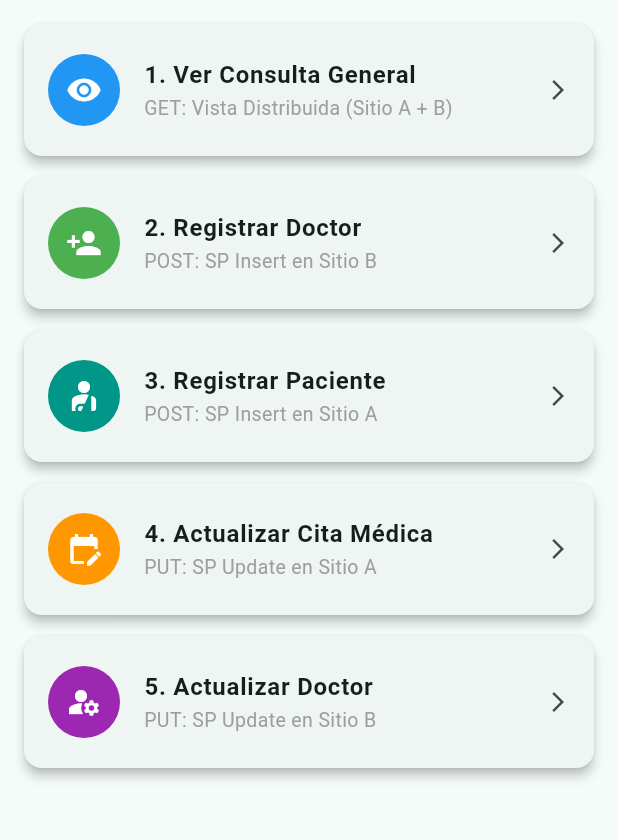
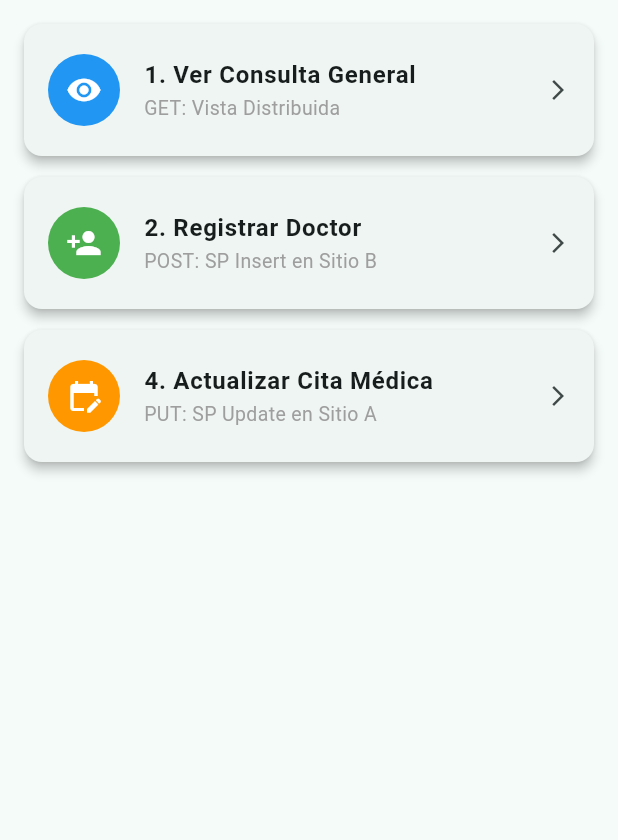
Before and after one commit to Itsuna18/App_02_Front, a Flutter app: the screen it shows after launch, on a phone screen of 412 x 824 dp, the part 84-924 px from its top. Run offline on Flutter 3.47's test engine with Material 3 defaults, Android fonts, the phone set to English and light mode, and no system bars.

Commit message:
Cambios en url y metodo update

```diff
--- a/lib/screens/home_screen.dart
+++ b/lib/screens/home_screen.dart
@@ -1,9 +1,9 @@
 import 'package:flutter/material.dart';
 import 'vista_consulta_screen.dart';
 import 'registrar_doctor_screen.dart';
-import 'registrar_paciente_screen.dart';
+//import 'registrar_paciente_screen.dart';
 import 'actualizar_cita_screen.dart';
-import 'actualizar_doctor_screen.dart';
+//import 'actualizar_doctor_screen.dart';
 
 class HomeScreen extends StatelessWidget {
   const HomeScreen({super.key});
@@ -23,7 +23,7 @@ class HomeScreen extends StatelessWidget {
           _buildCard(
             context,
             title: '1. Ver Consulta General',
-            subtitle: 'GET: Vista Distribuida (Sitio A + B)',
+            subtitle: 'GET: Vista Distribuida',
             icon: Icons.visibility,
             color: Colors.blue,
             screen: const VistaConsultaScreen(),
@@ -36,14 +36,14 @@ class HomeScreen extends StatelessWidget {
             color: Colors.green,
             screen: const RegistrarDoctorScreen(),
           ),
-          _buildCard(
+         /* _buildCard(
             context,
             title: '3. Registrar Paciente',
             subtitle: 'POST: SP Insert en Sitio A',
             icon: Icons.personal_injury,
             color: Colors.teal,
             screen: const RegistrarPacienteScreen(),
-          ),
+          ),*/
           _buildCard(
             context,
             title: '4. Actualizar Cita Médica',
@@ -52,14 +52,14 @@ class HomeScreen extends StatelessWidget {
             color: Colors.orange,
             screen: const ActualizarCitaScreen(),
           ),
-          _buildCard(
+         /* _buildCard(
             context,
             title: '5. Actualizar Doctor',
             subtitle: 'PUT: SP Update en Sitio B',
             icon: Icons.manage_accounts,
             color: Colors.purple,
             screen: const ActualizarDoctorScreen(),
-          ),
+          ),*/
         ],
       ),
     );
--- a/lib/services/api_service.dart
+++ b/lib/services/api_service.dart
@@ -3,7 +3,7 @@ import 'package:http/http.dart' as http;
 import '../models/consulta_model.dart';
 
 class ApiService {
-  static const String baseUrl = "http://localhost:5000/api/medicity/distribuida";
+  static const String baseUrl = "http://localhost:5086/api/medicity/distribuida";
 
   static Future<List<ConsultaGeneral>> getConsultaGeneral() async {
     final response = await http.get(Uri.parse('$baseUrl/view'));
@@ -47,13 +47,15 @@ class ApiService {
   }
 
 static Future<String> actualizarCita(int id, int idPaciente, int idDoctor, String fechaHora) async {
+  final fechaFormateada = fechaHora.contains('T') ? fechaHora : fechaHora.replaceFirst(' ', 'T');
+
   final response = await http.put(
     Uri.parse('$baseUrl/sp_cita/$id'),
     headers: {'Content-Type': 'application/json'},
     body: json.encode({
       'idPaciente': idPaciente,
       'idDoctor': idDoctor,
-        'fechaHora': fechaHora,
+      'fechaHora': fechaFormateada,
     }),
   );
   final data = json.decode(response.body);
```
Lines whose indentation alone changed are shown as unchanged.
